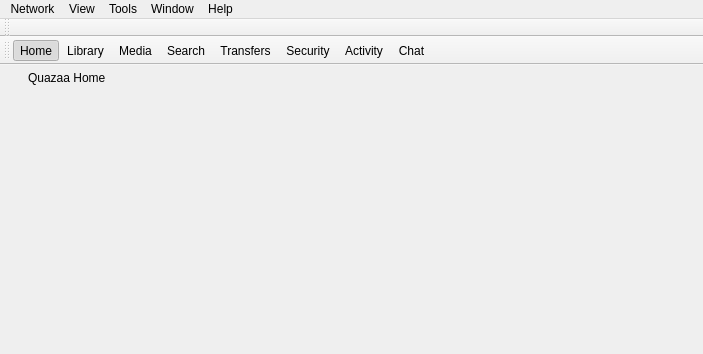
This is trunk/Quazaa/UI/winmain.ui in c3c/quazaa as Qt 5 draws it before an edit. The edited form follows.
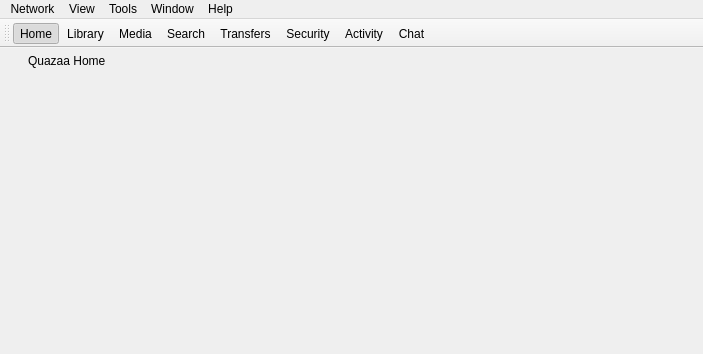
This is the edited form. Icons and pictures are not drawn.

Patch:
```diff
--- a/trunk/Quazaa/UI/winmain.ui
+++ b/trunk/Quazaa/UI/winmain.ui
@@ -217,26 +217,6 @@
     <bool>false</bool>
    </property>
   </widget>
-  <widget class="QToolBar" name="toolBarMainMenu">
-   <property name="contextMenuPolicy">
-    <enum>Qt::PreventContextMenu</enum>
-   </property>
-   <property name="windowTitle">
-    <string>toolBar</string>
-   </property>
-   <property name="styleSheet">
-    <string notr="true"/>
-   </property>
-   <property name="allowedAreas">
-    <set>Qt::BottomToolBarArea|Qt::TopToolBarArea</set>
-   </property>
-   <attribute name="toolBarArea">
-    <enum>TopToolBarArea</enum>
-   </attribute>
-   <attribute name="toolBarBreak">
-    <bool>false</bool>
-   </attribute>
-  </widget>
   <widget class="QToolBar" name="toolBarNavigation">
    <property name="windowTitle">
     <string>toolBar</string>
@@ -248,7 +228,7 @@
     <enum>TopToolBarArea</enum>
    </attribute>
    <attribute name="toolBarBreak">
-    <bool>true</bool>
+    <bool>false</bool>
    </attribute>
    <addaction name="actionHome"/>
    <addaction name="actionLibrary"/>
```
